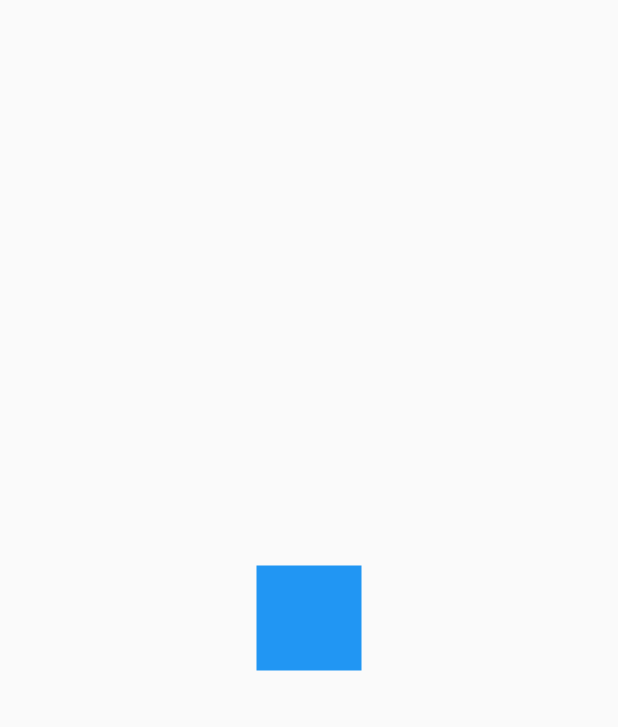
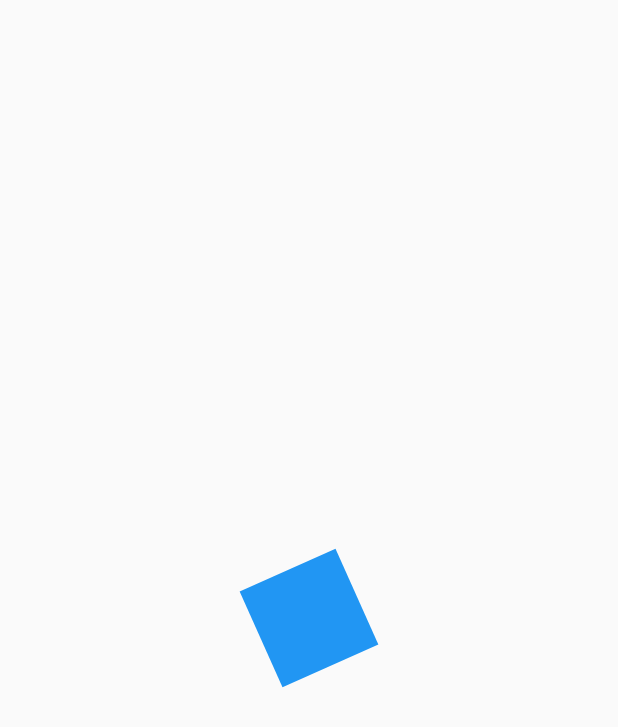
Before and after one commit to AleXx815/designs_and_animations_app, a Flutter app: the screen it shows after launch, on a phone screen of 412 x 824 dp. Shown: the top 727 px of the screen. Run offline on Flutter 3.47's test engine with Material 2 defaults, Android fonts, the light colour scheme and no system bars.

```diff
--- a/lib/src/pages/animations_page.dart
+++ b/lib/src/pages/animations_page.dart
@@ -22,10 +22,46 @@ class AnimatedSquare extends StatefulWidget {
   State<AnimatedSquare> createState() => _AnimatedSquareState();
 }
 
-class _AnimatedSquareState extends State<AnimatedSquare> {
+class _AnimatedSquareState extends State<AnimatedSquare>
+    with SingleTickerProviderStateMixin {
+  late AnimationController controller;
+
+  late Animation<double> rotation;
+
+  @override
+  void initState() {
+    controller = AnimationController(
+      vsync: this,
+      duration: const Duration(milliseconds: 4000),
+    );
+
+    rotation = Tween(begin: 0.0, end: 20.0).animate(controller);
+
+    super.initState();
+  }
+
+  @override
+  void dispose() {
+    controller.dispose();
+
+    super.dispose();
+  }
+
   @override
   Widget build(BuildContext context) {
-    return _Rectangle();
+    // PLAY
+    controller.forward();
+
+    return AnimatedBuilder(
+      animation: controller,
+      child: _Rectangle(),
+      builder: (BuildContext context, Widget? child) {
+        return Transform.rotate(
+          angle: rotation.value,
+          child: child,
+        );
+      },
+    );
   }
 }
 
```
